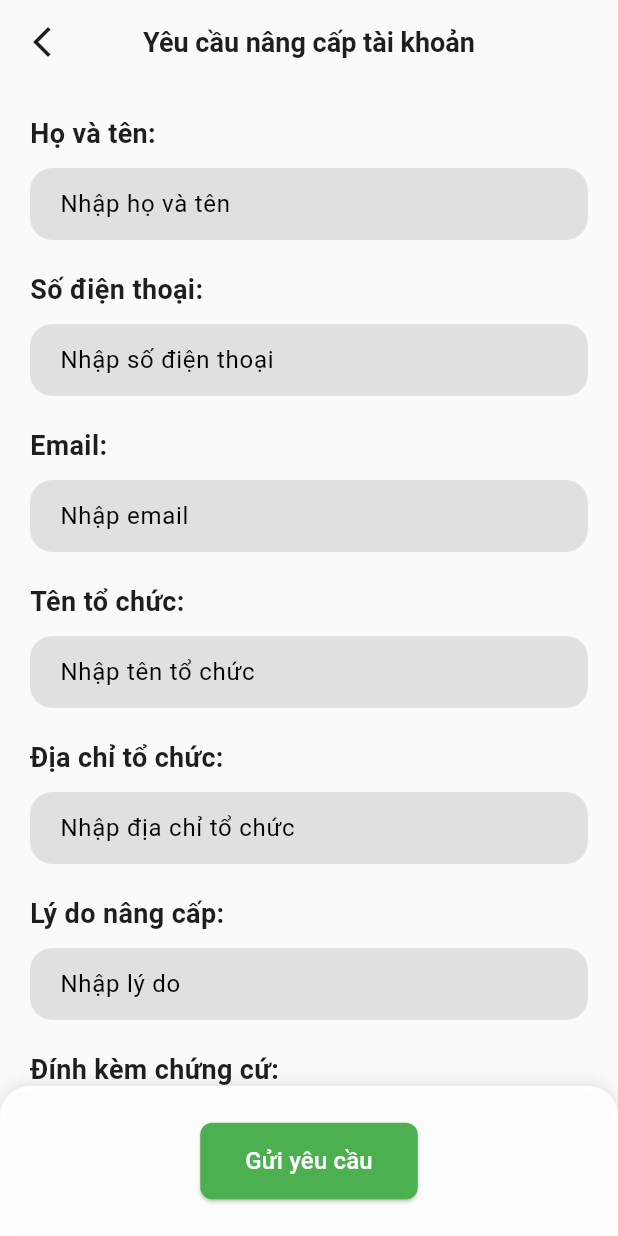
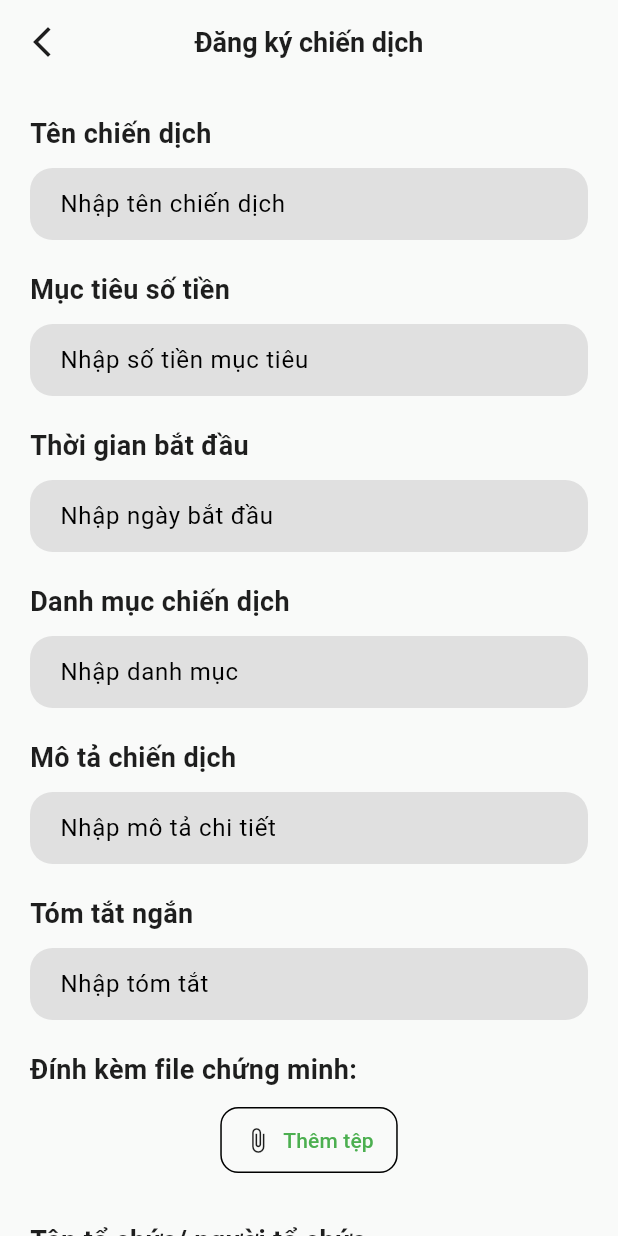
Before and after one commit to TronkIshere/charitable-money-management, a Flutter app: the screen it shows after launch, on a phone screen of 412 x 824 dp. Run offline on Flutter 3.47's test engine with Material 3 defaults, Android fonts, the phone set to English and light mode, and no system bars; our stand-ins replace dropdown_button2, flutter_bloc, flutter_secure_storage, get_it, google_fonts, image_picker and 1 more; network calls fail.

Commit message:
add register campaign page

```diff
--- a/frontend/lib/features/campaign/data/repositories/campaign_repository_impl.dart
+++ b/frontend/lib/features/campaign/data/repositories/campaign_repository_impl.dart
@@ -2,6 +2,7 @@ import 'package:frontend/features/campaign/data/datasource/campaign_remote_datas
 import 'package:frontend/features/campaign/data/models/campaign_response.dart';
 import 'package:frontend/features/campaign/data/models/campaign_search_request.dart';
 import 'package:frontend/features/campaign/data/models/campaign_search_response.dart';
+import 'package:frontend/features/campaign/data/models/register_campaign_request.dart';
 import 'package:frontend/features/campaign/data/models/report_campaign_request.dart';
 import 'package:frontend/features/campaign/domain/repositories/campaign_repository.dart';
 
@@ -33,4 +34,9 @@ class CampaignRepositoryImpl extends CampaignRepository {
   Future<void> sendReport(ReportCampaignRequest request) {
     return campaignRemoteDataSource.sendReport(request);
   }
+
+  @override
+  Future<void> sendRegisterCampaign(RegisterCampaignRequest request) {
+    return campaignRemoteDataSource.sendRegisterCampaign(request);
+  }
 }
--- a/frontend/lib/features/campaign/domain/repositories/campaign_repository.dart
+++ b/frontend/lib/features/campaign/domain/repositories/campaign_repository.dart
@@ -1,6 +1,7 @@
 import 'package:frontend/features/campaign/data/models/campaign_response.dart';
 import 'package:frontend/features/campaign/data/models/campaign_search_request.dart';
 import 'package:frontend/features/campaign/data/models/campaign_search_response.dart';
+import 'package:frontend/features/campaign/data/models/register_campaign_request.dart';
 import 'package:frontend/features/campaign/data/models/report_campaign_request.dart';
 
 abstract class CampaignRepository {
@@ -9,4 +10,5 @@ abstract class CampaignRepository {
   Future<CampaignResponse> getCampaignById(String id);
   Future<CampaignSearchResponse> getLikedCampaigns(CampaignSearchRequest request);
   Future<void> sendReport(ReportCampaignRequest request);
+  Future<void> sendRegisterCampaign(RegisterCampaignRequest request);
 }
--- a/frontend/lib/features/campaign/presentation/bloc/campaigns_event.dart
+++ b/frontend/lib/features/campaign/presentation/bloc/campaigns_event.dart
@@ -1,4 +1,5 @@
 import 'package:frontend/features/campaign/data/models/campaign_search_request.dart';
+import 'package:frontend/features/campaign/data/models/register_campaign_request.dart';
 import 'package:frontend/features/campaign/data/models/report_campaign_request.dart';
 
 abstract class CampaignEvent {}
@@ -30,3 +31,8 @@ class SendReportCampaign extends CampaignEvent {
   final ReportCampaignRequest request;
   SendReportCampaign(this.request);
 }
+
+class SendRegisterCampaign extends CampaignEvent {
+  final RegisterCampaignRequest request;
+  SendRegisterCampaign(this.request);
+}
--- /dev/null
+++ b/frontend/lib/features/campaign/presentation/pages/register_campaign_page.dart
@@ -0,0 +1,82 @@
+import 'package:flutter/material.dart';
+import 'package:frontend/core/theme/theme.dart';
+import 'package:frontend/features/campaign/presentation/widgets/register_campaign/register_campaign_appBar.dart';
+import 'package:frontend/features/campaign/presentation/widgets/register_campaign/register_campaign_attachment.dart';
+import 'package:frontend/features/campaign/presentation/widgets/register_campaign/register_campaign_input.dart';
+
+class RegisterCampaignPage extends StatefulWidget {
+  const RegisterCampaignPage({super.key});
+
+  @override
+  State<RegisterCampaignPage> createState() => _RegisterCampaignPageState();
+}
+
+class _RegisterCampaignPageState extends State<RegisterCampaignPage> {
+  final TextEditingController _title = TextEditingController();
+  final TextEditingController _goal = TextEditingController();
+  final TextEditingController _startDate = TextEditingController();
+  final TextEditingController _category = TextEditingController();
+  final TextEditingController _description = TextEditingController();
+  final TextEditingController _shortSummary = TextEditingController();
+  final TextEditingController _organizationName = TextEditingController();
+  final TextEditingController _email = TextEditingController();
+  final TextEditingController _phone = TextEditingController();
+
+  @override
+  Widget build(BuildContext context) {
+    return Scaffold(
+      appBar: RegisterCampaignAppbar(title: "Đăng ký chiến dịch"),
+      body: SingleChildScrollView(
+        padding: const EdgeInsets.all(20),
+        child: Column(
+          crossAxisAlignment: CrossAxisAlignment.start,
+          children: [
+            RegisterCampaignInput(label: "Tên chiến dịch", hint: "Nhập tên chiến dịch", text: _title),
+            const SizedBox(height: 20),
+            RegisterCampaignInput(label: "Mục tiêu số tiền", hint: "Nhập số tiền mục tiêu", text: _goal),
+            const SizedBox(height: 20),
+            RegisterCampaignInput(label: "Thời gian bắt đầu", hint: "Nhập ngày bắt đầu", text: _startDate),
+            const SizedBox(height: 20),
+            RegisterCampaignInput(label: "Danh mục chiến dịch", hint: "Nhập danh mục", text: _category),
+            const SizedBox(height: 20),
+            RegisterCampaignInput(label: "Mô tả chiến dịch", hint: "Nhập mô tả chi tiết", text: _description),
+            const SizedBox(height: 20),
+            RegisterCampaignInput(label: "Tóm tắt ngắn", hint: "Nhập tóm tắt", text: _shortSummary),
+            const SizedBox(height: 20),
+            RegisterCampaignAttachment(label: "Đính kèm file chứng minh:"),
+            const SizedBox(height: 20),
+            RegisterCampaignInput(
+              label: "Tên tổ chức/ người tổ chức",
+              hint: "Nhập tên tổ chức hoặc cá nhân",
+              text: _organizationName,
+            ),
+            const SizedBox(height: 20),
+            RegisterCampaignAttachment(label: "Giấy tờ xác minh (Upload):"),
+            const SizedBox(height: 20),
+            RegisterCampaignInput(label: "Email", hint: "Nhập email", text: _email),
+            const SizedBox(height: 20),
+            RegisterCampaignInput(label: "SĐT", hint: "Nhập số điện thoại", text: _phone),
+
+            const SizedBox(height: 40),
+            SizedBox(
+              width: double.infinity,
+              child: ElevatedButton(
+                style: ElevatedButton.styleFrom(
+                  backgroundColor: DefaultColors.buttonColor,
+                  padding: const EdgeInsets.symmetric(vertical: 16),
+                  shape: RoundedRectangleBorder(borderRadius: BorderRadius.circular(10)),
+                ),
+                onPressed: () {
+                  ScaffoldMessenger.of(
+                    context,
+                  ).showSnackBar(const SnackBar(content: Text("Đã gửi yêu cầu đăng ký chiến dịch")));
+                },
+                child: const Text("Gửi", style: TextStyle(color: Colors.white, fontSize: 18)),
+              ),
+            ),
+          ],
+        ),
+      ),
+    );
+  }
+}
--- /dev/null
+++ b/frontend/lib/features/campaign/presentation/widgets/register_campaign/register_campaign_appBar.dart
@@ -0,0 +1,30 @@
+import 'package:flutter/material.dart';
+import 'package:frontend/core/theme/theme.dart';
+
+class RegisterCampaignAppbar extends StatelessWidget implements PreferredSizeWidget {
+  final String title;
+  final VoidCallback? onBack;
+
+  const RegisterCampaignAppbar({super.key, required this.title, this.onBack});
+
+  @override
+  Widget build(BuildContext context) {
+    return AppBar(
+      backgroundColor: Colors.transparent,
+      elevation: 0,
+      automaticallyImplyLeading: false,
+      centerTitle: true,
+      leading: IconButton(
+        icon: const Icon(Icons.arrow_back_ios_new, color: DefaultColors.darkText),
+        onPressed: onBack ?? () => Navigator.pop(context),
+      ),
+      title: Text(
+        title,
+        style: const TextStyle(color: DefaultColors.darkText, fontWeight: FontWeight.bold, fontSize: 18),
+      ),
+    );
+  }
+
+  @override
+  Size get preferredSize => const Size.fromHeight(kToolbarHeight);
+}
--- /dev/null
+++ b/frontend/lib/features/campaign/presentation/widgets/register_campaign/register_campaign_attachment.dart
@@ -0,0 +1,65 @@
+import 'package:flutter/material.dart';
+import 'package:frontend/core/theme/theme.dart';
+
+class RegisterCampaignAttachment extends StatefulWidget {
+  final String label;
+  const RegisterCampaignAttachment({super.key, required this.label});
+
+  @override
+  State<RegisterCampaignAttachment> createState() => _RegisterCampaignAttachmentState();
+}
+
+class _RegisterCampaignAttachmentState extends State<RegisterCampaignAttachment> {
+  final List<String> _attachments = [];
+
+  void _addAttachment() {
+    setState(() {
+      _attachments.add("chung_cu_${_attachments.length + 1}.png");
+    });
+  }
+
+  void _removeAttachment(int index) {
+    setState(() {
+      _attachments.removeAt(index);
+    });
+  }
+
+  @override
+  Widget build(BuildContext context) {
+    return Column(
+      crossAxisAlignment: CrossAxisAlignment.start,
+      children: [
+        Text(
+          widget.label, // sửa ở đây
+          style: const TextStyle(color: DefaultColors.darkText, fontWeight: FontWeight.w600, fontSize: 18),
+        ),
+        const SizedBox(height: 10),
+        Center(
+          child: OutlinedButton.icon(
+            onPressed: _addAttachment,
+            icon: const Icon(Icons.attach_file, color: DefaultColors.darkText),
+            label: const Text("Thêm tệp"),
+            style: OutlinedButton.styleFrom(
+              padding: const EdgeInsets.symmetric(horizontal: 16, vertical: 12),
+              shape: RoundedRectangleBorder(borderRadius: BorderRadius.circular(12)),
+            ),
+          ),
+        ),
+        const SizedBox(height: 10),
+        if (_attachments.isNotEmpty)
+          Wrap(
+            spacing: 8,
+            runSpacing: 8,
+            children: List.generate(_attachments.length, (index) {
+              final fileName = _attachments[index];
+              return Chip(
+                label: Text(fileName, overflow: TextOverflow.ellipsis),
+                deleteIcon: const Icon(Icons.close),
+                onDeleted: () => _removeAttachment(index),
+              );
+            }),
+          ),
+      ],
+    );
+  }
+}
--- /dev/null
+++ b/frontend/lib/features/campaign/presentation/widgets/register_campaign/register_campaign_input.dart
@@ -0,0 +1,32 @@
+import 'package:flutter/material.dart';
+import 'package:frontend/core/theme/theme.dart';
+
+class RegisterCampaignInput extends StatelessWidget {
+  final String label;
+  final String hint;
+  final TextEditingController text;
+  const RegisterCampaignInput({super.key, required this.label, required this.hint, required this.text});
+
+  @override
+  Widget build(BuildContext context) {
+    return Column(
+      crossAxisAlignment: CrossAxisAlignment.start,
+      children: [
+        Text(
+          label,
+          style: TextStyle(color: DefaultColors.darkText, fontWeight: FontWeight.w600, fontSize: 18),
+        ),
+        const SizedBox(height: 10),
+        TextField(
+          controller: text,
+          decoration: InputDecoration(
+            hintText: hint,
+            filled: true,
+            fillColor: DefaultColors.sentMessageInput,
+            border: OutlineInputBorder(borderRadius: BorderRadius.circular(15), borderSide: BorderSide.none),
+          ),
+        ),
+      ],
+    );
+  }
+}
--- a/frontend/lib/main.dart
+++ b/frontend/lib/main.dart
@@ -9,6 +9,7 @@ import 'package:frontend/features/auth/presentation/pages/login_page.dart';
 import 'package:frontend/features/auth/presentation/pages/register_page.dart';
 import 'package:frontend/features/campaign/presentation/pages/campaign_page.dart';
 import 'package:frontend/features/campaign/presentation/pages/campaigns_searching_page.dart';
+import 'package:frontend/features/campaign/presentation/pages/register_campaign_page.dart';
 import 'package:frontend/features/campaign/presentation/pages/report_campaign_page.dart';
 import 'package:frontend/features/home/presentation/pages/home_page.dart';
 import 'package:frontend/features/home/presentation/pages/searching_page.dart';
@@ -41,7 +42,7 @@ class MyApp extends StatelessWidget {
         debugShowCheckedModeBanner: false,
         title: 'ChatApp',
         theme: AppTheme.lightTheme,
-        home: const UpdateAccountPage(),
+        home: const RegisterCampaignPage(),
         routes: {
           '/login': (_) => const LoginPage(),
           '/register': (_) => const RegisterPage(),
@@ -58,6 +59,7 @@ class MyApp extends StatelessWidget {
           '/likedCampaignList': (_) => const LikedCampaignPage(),
           '/reportCampaign': (_) => ReportCampaignPage(),
           '/updateAccount': (_) => UpdateAccountPage(),
+          "/registerCampaign": (_) => RegisterCampaignPage(),
         },
       ),
     );
```
Also changed, not shown: frontend/lib/features/campaign/data/datasource/campaign_remote_datasource.dart (+9 -0 lines), frontend/lib/features/campaign/data/models/register_campaign_request.dart (added, +41 -0 lines), frontend/lib/features/campaign/domain/usecase/send_register_campaign_use_case.dart (added, +11 -0 lines), frontend/lib/features/campaign/presentation/bloc/campaigns_bloc.dart (+14 -0 lines), frontend/lib/features/campaign/presentation/bloc/campaigns_state.dart (+11 -0 lines).
